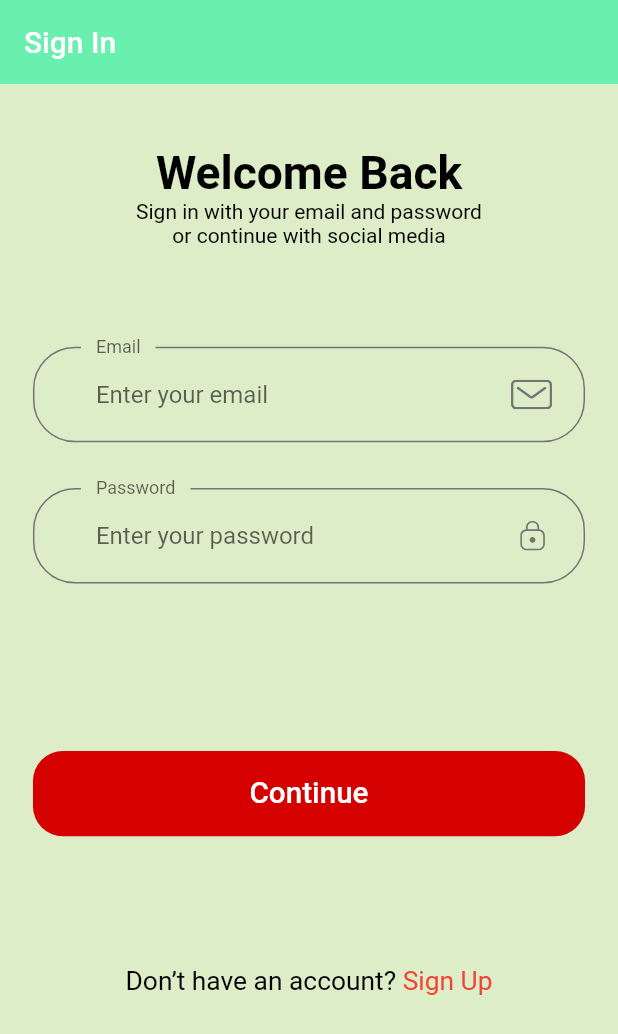
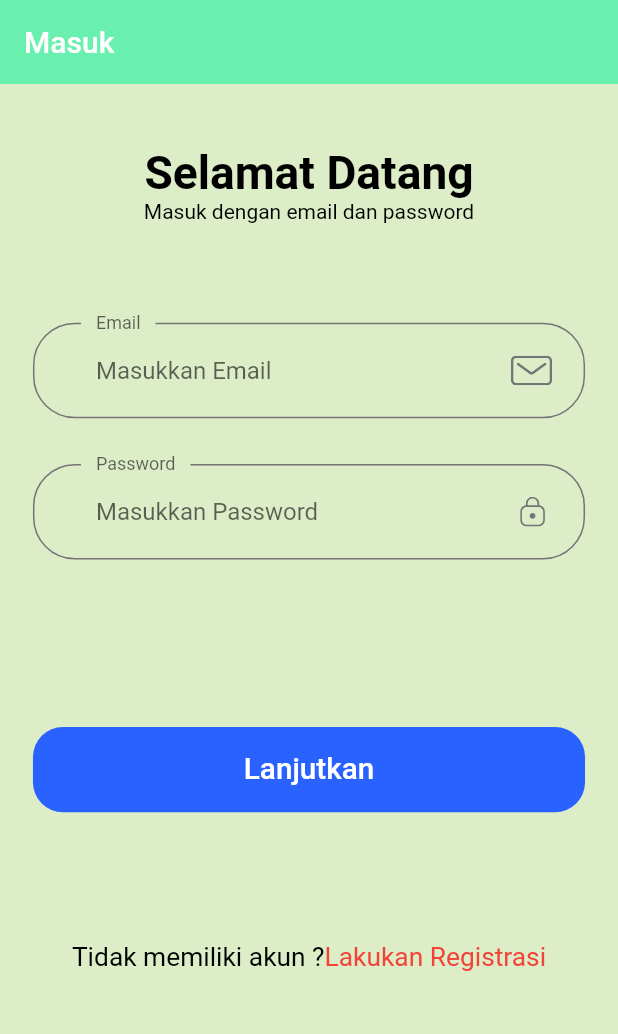
Before and after one commit to svensanj/Untar_Mobile_Banking, a Flutter app: the screen it shows after launch, on a phone screen of 412 x 824 dp. Shown: the top 1034 px of the screen. Run offline on Flutter 3.47's test engine with Material 2 defaults, Android fonts, the phone set to English and light mode, and no system bars; our stand-ins replace flutter_svg.

Commit message:
Change
pokoknya ada yang digantilah cek aja sndiri males nyebutin

```diff
--- a/lib/components/default_button.dart
+++ b/lib/components/default_button.dart
@@ -20,7 +20,7 @@ class DefaultButton extends StatelessWidget {
           shape:
               RoundedRectangleBorder(borderRadius: BorderRadius.circular(20)),
           primary: Color(0xFFFF7643),
-          backgroundColor: Colors.redAccent[700],
+          backgroundColor: Colors.blueAccent[700],
         ),
         onPressed: press,
         child: Text(
--- a/lib/components/no_account_text.dart
+++ b/lib/components/no_account_text.dart
@@ -14,13 +14,13 @@ class NoAccountText extends StatelessWidget {
       mainAxisAlignment: MainAxisAlignment.center,
       children: [
         Text(
-          "Don’t have an account? ",
+          "Tidak memiliki akun ?",
           style: TextStyle(fontSize: getProportionateScreenWidth(16)),
         ),
         GestureDetector(
           onTap: () => Navigator.pushNamed(context, SignUpScreen.routeName),
           child: Text(
-            "Sign Up",
+            "Lakukan Registrasi",
             style: TextStyle(
                 fontSize: getProportionateScreenWidth(16),
                 color: kPrimaryColor
--- a/lib/constants.dart
+++ b/lib/constants.dart
@@ -21,14 +21,14 @@ final heading1 = TextStyle(
 // Form Error
 final RegExp emailValidatorRegExp =
     RegExp(r"^[a-zA-Z0-9.]+@[a-zA-Z0-9]+\.[a-zA-Z]+");
-const String kEmailNullError = "Please Enter your email";
-const String kInvalidEmailError = "Please Enter Valid Email";
-const String kPassNullError = "Please Enter your password";
-const String kShortPassError = "Password is too short";
-const String kMatchPassError = "Passwords don't match";
-const String kNamelNullError = "Please Enter your name";
+const String kEmailNullError = "Silahkan Masukkan Email Anda ";
+const String kInvalidEmailError = "Silahkan Masukkan Kembali Email Anda";
+const String kPassNullError = "Silahkan Masukkan Password Anda";
+const String kShortPassError = "Password Anda Terlalu Pendek";
+const String kMatchPassError = "Password Tidak Sama";
+const String kNamelNullError = "Silahkan Masukkan Nama Anda";
 const String kNumberNullError = "Kolom ini Wajib diisi";
-const String kAddressNullError = "Please Enter your address";
+const String kAddressNullError = "Silahkan Masukkan Alamat Anda ";
 
 OutlineInputBorder outlineInputBorder() {
   return OutlineInputBorder(
--- a/lib/screens/ganti_pin/components/body.dart
+++ b/lib/screens/ganti_pin/components/body.dart
@@ -63,7 +63,7 @@ class _BodyState extends State<Body> {
                       return null;
                     },
                     decoration: InputDecoration(
-                        labelText: "Pin Lama Bank Untar",
+                        labelText: "Pin Lama ",
                         hintText: " Input 6 Digit"),
                   ),
                   SizedBox(height: getProportionateScreenHeight(40)),
--- a/lib/screens/home/components/dashboard.dart
+++ b/lib/screens/home/components/dashboard.dart
@@ -38,7 +38,7 @@ class _DashboardHomeScreenState extends State<DashboardHomeScreen> {
                           icon: Icon(
                             Icons.logout,
                           ),
-                          color: Colors.red,
+                          color: Colors.black,
                           iconSize: 40.0,
                         ),
                       ),
--- a/lib/screens/info_saldo/components/body.dart
+++ b/lib/screens/info_saldo/components/body.dart
@@ -20,7 +20,7 @@ class Body extends StatelessWidget {
               height: 20,
             ),
             Text(
-              'Rp. 10.000.000',
+            'Rp. 9.999.999.999.999.999',
               style: TextStyle(fontSize: 30.0),
             )
           ],
--- a/lib/screens/pembayaran/components/menu_pembayaran.dart
+++ b/lib/screens/pembayaran/components/menu_pembayaran.dart
@@ -29,14 +29,14 @@ class PembayaranMenu extends StatelessWidget {
               child: Text(
                 text,
                 style: TextStyle(
-                    color: Colors.red[900],
+                    color: Colors.blue[900],
                     fontWeight: FontWeight.bold,
                     fontSize: 16),
               ),
             ),
             Icon(
               Icons.arrow_forward_ios,
-              color: Colors.red[900],
+              color: Colors.blue[900],
               size: 26,
             ),
           ],
--- a/lib/screens/profile/components/profile_menu.dart
+++ b/lib/screens/profile/components/profile_menu.dart
@@ -29,14 +29,14 @@ class ProfileMenu extends StatelessWidget {
               child: Text(
                 text,
                 style: TextStyle(
-                    color: Colors.red[900],
+                    color: Colors.blue[900],
                     fontWeight: FontWeight.bold,
                     fontSize: 16),
               ),
             ),
             Icon(
               Icons.arrow_forward_ios,
-              color: Colors.red[900],
+              color: Colors.blue[900],
               size: 26,
             ),
           ],
--- a/lib/screens/sign_in/components/body.dart
+++ b/lib/screens/sign_in/components/body.dart
@@ -17,7 +17,7 @@ class Body extends StatelessWidget {
               children: [
                 SizedBox(height: SizeConfig.screenHeight * 0.05),
                 Text(
-                  "Welcome Back",
+                  "Selamat Datang",
                   style: TextStyle(
                     color: Colors.black,
                     fontSize: getProportionateScreenWidth(28),
@@ -25,7 +25,7 @@ class Body extends StatelessWidget {
                   ),
                 ),
                 Text(
-                  "Sign in with your email and password  \nor continue with social media",
+                  "Masuk dengan email dan password",
                   textAlign: TextAlign.center,
                 ),
                 SizedBox(height: SizeConfig.screenHeight * 0.08),
--- a/lib/screens/sign_in/components/sign_form.dart
+++ b/lib/screens/sign_in/components/sign_form.dart
@@ -66,7 +66,7 @@ class _SignFormState extends State<SignForm> {
           .logIn(_authData['email'], _authData['password']);
       Navigator.of(context).pushReplacementNamed(HomeScreen.routeName);
     } catch (error) {
-      var errorMessage = 'Authentication Failed. Please try again later.';
+      var errorMessage = 'Autentikasi Gagal , Silahkan Coba Lagi.';
       _showErrorDialog(errorMessage);
     }
   }
@@ -85,7 +85,7 @@ class _SignFormState extends State<SignForm> {
           FormError(errors: errors),
           SizedBox(height: getProportionateScreenHeight(40)),
           DefaultButton(
-            text: "Continue",
+            text: "Lanjutkan",
             press: () {
               _submit();
             },
@@ -111,13 +111,13 @@ class _SignFormState extends State<SignForm> {
       },
       validator: (value) {
         if (value.isEmpty || value.length <= 5) {
-          return 'invalid password';
+          return 'password salah';
         }
         return null;
       },
       decoration: InputDecoration(
         labelText: "Password",
-        hintText: "Enter your password",
+        hintText: "Masukkan Password",
         floatingLabelBehavior: FloatingLabelBehavior.always,
         suffixIcon: CustomSurffixIcon(svgIcon: "assets/icons/Lock.svg"),
       ),
@@ -140,13 +140,13 @@ class _SignFormState extends State<SignForm> {
       },
       validator: (value) {
         if (value.isEmpty || !value.contains('@')) {
-          return 'invalid email';
+          return 'email salah';
         }
         return null;
       },
       decoration: InputDecoration(
         labelText: "Email",
-        hintText: "Enter your email",
+        hintText: "Masukkan Email",
         floatingLabelBehavior: FloatingLabelBehavior.always,
         suffixIcon: CustomSurffixIcon(svgIcon: "assets/icons/Mail.svg"),
       ),
--- a/lib/screens/sign_in/sign_in_screen.dart
+++ b/lib/screens/sign_in/sign_in_screen.dart
@@ -9,7 +9,7 @@ class SignInScreen extends StatelessWidget {
     SizeConfig().init(context);
     return Scaffold(
       appBar: AppBar(
-        title: Text("Sign In"),
+        title: Text("Masuk"),
       ),
       body: Body(),
     );
--- a/lib/screens/sign_up/components/body.dart
+++ b/lib/screens/sign_up/components/body.dart
@@ -16,10 +16,10 @@ class Body extends StatelessWidget {
             child: Column(
               children: [
                 SizedBox(height: SizeConfig.screenHeight * 0.04),
-                Text("Register Account", style: headingStyle),
+                Text("Daftar Akun", style: headingStyle),
                 SizedBox(height: SizeConfig.screenHeight * 0.01),
                 Text(
-                  "Complete your details",
+                  "Isi Dengan Lengkap",
                   textAlign: TextAlign.center,
                 ),
                 SizedBox(height: SizeConfig.screenHeight * 0.09),
@@ -28,7 +28,7 @@ class Body extends StatelessWidget {
                 SizedBox(height: getProportionateScreenHeight(40)),
                 SizedBox(height: getProportionateScreenHeight(20)),
                 Text(
-                  'By continuing your confirm that you agree \nwith our Term and Condition',
+                  'Dengan Melanjutkan Anda Sudah Menyetujui \nDengan Syarat dan Ketentuan Kami',
                   textAlign: TextAlign.center,
                   style: Theme.of(context).textTheme.caption,
                 )
--- a/lib/screens/sign_up/components/sign_up_form.dart
+++ b/lib/screens/sign_up/components/sign_up_form.dart
@@ -50,7 +50,7 @@ class _SignUpFormState extends State<SignUpForm> {
           FormError(errors: errors),
           SizedBox(height: getProportionateScreenHeight(40)),
           DefaultButton(
-            text: "Continue",
+            text: "Lanjutkan",
             press: () {
               _submit();
             },
@@ -96,7 +96,7 @@ class _SignUpFormState extends State<SignUpForm> {
       },
       decoration: InputDecoration(
         labelText: "Confirm Password",
-        hintText: "Re-enter your password",
+        hintText: "Masukkan Kembali Password Anda",
         floatingLabelBehavior: FloatingLabelBehavior.always,
         suffixIcon: CustomSurffixIcon(svgIcon: "assets/icons/Lock.svg"),
       ),
@@ -130,7 +130,7 @@ class _SignUpFormState extends State<SignUpForm> {
       },
       decoration: InputDecoration(
         labelText: "Password",
-        hintText: "Enter your password",
+        hintText: "Masukkan Password Anda",
         floatingLabelBehavior: FloatingLabelBehavior.always,
         suffixIcon: CustomSurffixIcon(svgIcon: "assets/icons/Lock.svg"),
       ),
@@ -164,7 +164,7 @@ class _SignUpFormState extends State<SignUpForm> {
       },
       decoration: InputDecoration(
         labelText: "Email",
-        hintText: "Enter your email",
+        hintText: "Masukkan Email Anda",
         floatingLabelBehavior: FloatingLabelBehavior.always,
         suffixIcon: CustomSurffixIcon(svgIcon: "assets/icons/Mail.svg"),
       ),
--- a/lib/screens/sign_up/sign_up_screen.dart
+++ b/lib/screens/sign_up/sign_up_screen.dart
@@ -7,7 +7,7 @@ class SignUpScreen extends StatelessWidget {
   Widget build(BuildContext context) {
     return Scaffold(
       appBar: AppBar(
-        title: Text("Sign Up"),
+        title: Text("Pendaftaran"),
       ),
       body: Body(),
     );
--- a/lib/screens/transfer/components/body.dart
+++ b/lib/screens/transfer/components/body.dart
@@ -13,7 +13,7 @@ class Body extends StatelessWidget {
         children: [
           SizedBox(height: 30),
           TransferMenu(
-            text: "Rekening Bank Untar",
+            text: "Rekening Bank Ratnu",
             press: () =>
                 {Navigator.pushNamed(context, BankUntarScreen.routeName)},
           ),
--- a/lib/screens/transfer/components/transfer_menu.dart
+++ b/lib/screens/transfer/components/transfer_menu.dart
@@ -29,14 +29,14 @@ class TransferMenu extends StatelessWidget {
               child: Text(
                 text,
                 style: TextStyle(
-                    color: Colors.red[900],
+                    color: Colors.blue[900],
                     fontWeight: FontWeight.bold,
                     fontSize: 16),
               ),
             ),
             Icon(
               Icons.arrow_forward_ios,
-              color: Colors.red[900],
+              color: Colors.blue[900],
             ),
           ],
         ),
--- a/lib/screens/untar/components/body.dart
+++ b/lib/screens/untar/components/body.dart
@@ -18,7 +18,7 @@ class Body extends StatelessWidget {
             child: Column(
               children: [
                 SizedBox(height: SizeConfig.screenHeight * 0.03),
-                Text("Rekening Bank Untar", style: heading1),
+                Text("Rekening Bank Ratnu", style: heading1),
                 SizedBox(height: SizeConfig.screenHeight * 0.06),
                 TransferForm(),
                 SizedBox(height: getProportionateScreenHeight(30)),
```
